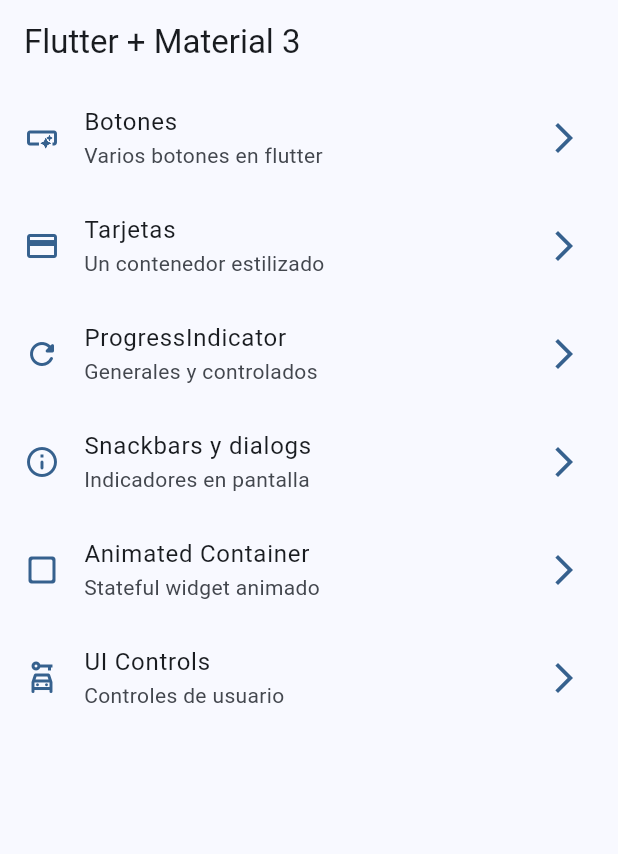
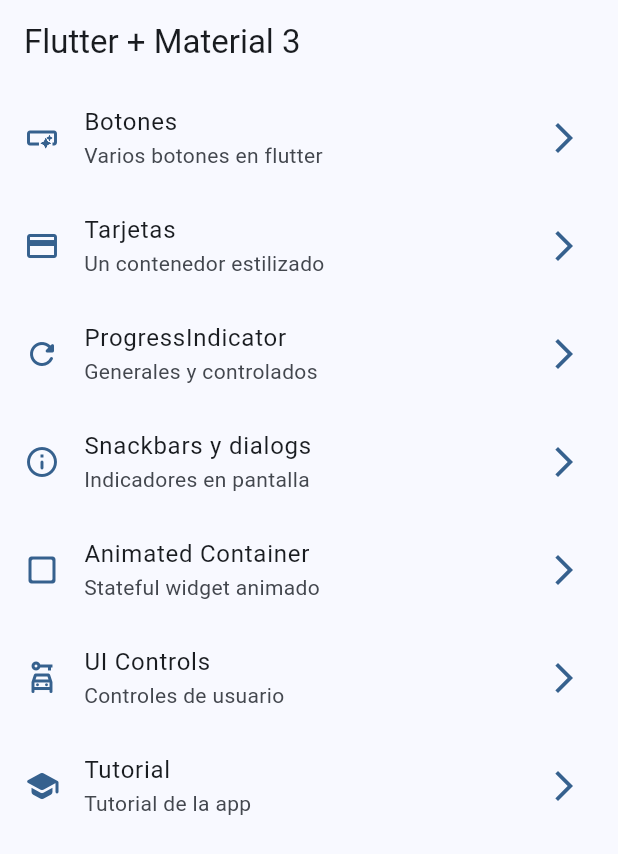
Before and after one commit to jadrdev/widgets_app, a Flutter app: the screen it shows after launch, on a phone screen of 412 x 824 dp. Shown: the top 854 px of the screen. Run offline on Flutter 3.47's test engine with Material 2 defaults, Android fonts, the phone set to English and light mode, and no system bars; our stand-ins replace go_router.

```diff
--- a/lib/config/menu/menu_items.dart
+++ b/lib/config/menu/menu_items.dart
@@ -44,4 +44,9 @@ const appMenuItems = <MenuItems>[
       subtitle: 'Controles de usuario',
       link: '/ui-controls',
       icon: Icons.car_rental_outlined),
+       MenuItems(
+      title: 'Tutorial',
+      subtitle: 'Tutorial de la app',
+      link: '/tutorial',
+      icon: Icons.school_rounded),
 ];
--- a/lib/config/router/app_router.dart
+++ b/lib/config/router/app_router.dart
@@ -40,5 +40,10 @@ final appRouter = GoRouter(
       name: UIControlsScreen.name,
       builder: (context, state) => const UIControlsScreen(),
     ),
+    GoRoute(
+      path: '/tutorial',
+      name: AppTutorialScreen.name,
+      builder: (context, state) => const AppTutorialScreen(),
+    ),
   ],
 );
--- a/pubspec.yaml
+++ b/pubspec.yaml
@@ -18,3 +18,7 @@ dev_dependencies:
 
 flutter:
   uses-material-design: true
+
+
+assets:
+  - assets/images/
```
Also changed, not shown: assets/images/1.png (added), assets/images/2.png (added), assets/images/3.png (added), assets/images/jar-loading.gif (added).
